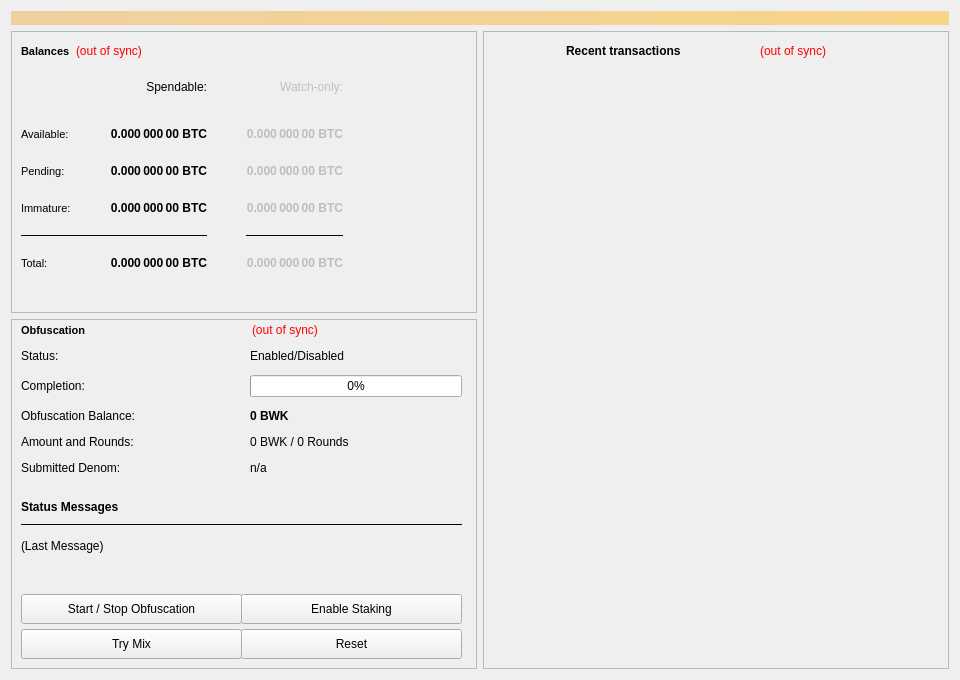
Old version of the form src/qt/forms/overviewpage.ui in the repository bulwark-crypto/Bulwark.
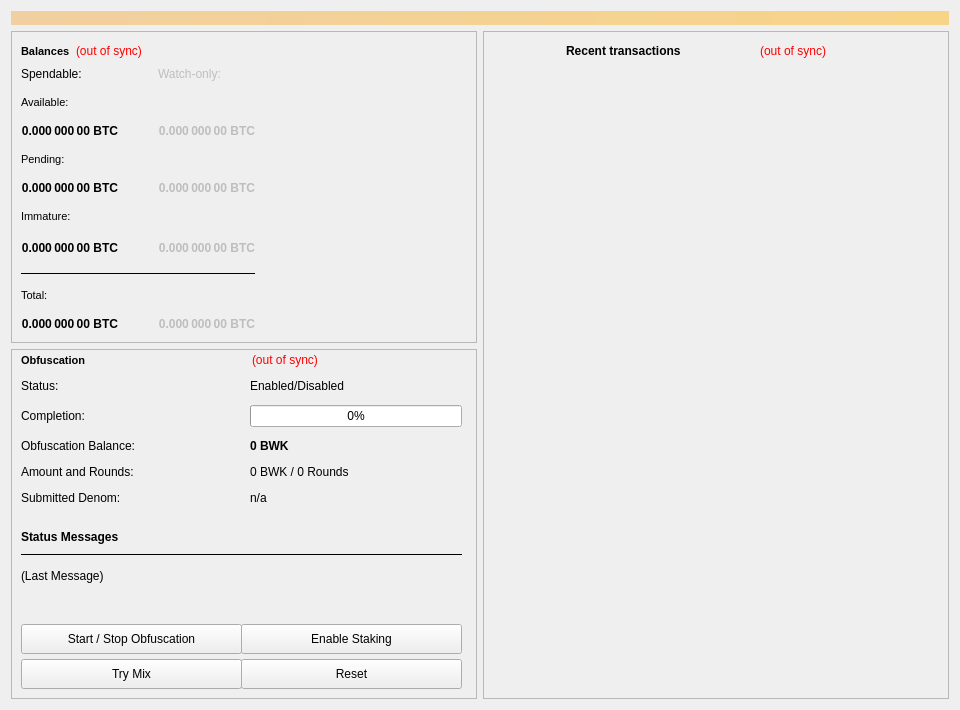
New version of the form.

Commit message: Updates overview balances

Diff of the .ui file:
```diff
--- a/src/qt/forms/overviewpage.ui
+++ b/src/qt/forms/overviewpage.ui
@@ -7,7 +7,7 @@
     <x>0</x>
     <y>0</y>
     <width>960</width>
-    <height>680</height>
+    <height>710</height>
    </rect>
   </property>
   <property name="minimumSize">
@@ -111,62 +111,94 @@
              <number>0</number>
             </property>
             <property name="horizontalSpacing">
-             <number>39</number>
+             <number>40</number>
             </property>
             <property name="verticalSpacing">
-             <number>20</number>
+             <number>15</number>
             </property>
-            <item row="6" column="1">
-             <widget class="QLabel" name="labelTotal">
-              <property name="font">
-               <font>
-                <weight>75</weight>
-                <bold>true</bold>
-               </font>
+            <item row="8" column="0" colspan="2">
+             <widget class="Line" name="lineSpendableBalance">
+              <property name="enabled">
+               <bool>true</bool>
               </property>
-              <property name="cursor">
-               <cursorShape>IBeamCursor</cursorShape>
+              <property name="sizePolicy">
+               <sizepolicy hsizetype="Preferred" vsizetype="Fixed">
+                <horstretch>0</horstretch>
+                <verstretch>0</verstretch>
+               </sizepolicy>
               </property>
-              <property name="toolTip">
-               <string>Your current total balance</string>
+              <property name="maximumSize">
+               <size>
+                <width>16777215</width>
+                <height>1</height>
+               </size>
               </property>
-              <property name="text">
-               <string notr="true">0.000 000 00 BTC</string>
+              <property name="frameShadow">
+               <enum>QFrame::Plain</enum>
               </property>
-              <property name="alignment">
-               <set>Qt::AlignLeading|Qt::AlignLeft|Qt::AlignRight|Qt::AlignTrailing|Qt::AlignVCenter</set>
+              <property name="orientation">
+               <enum>Qt::Horizontal</enum>
               </property>
-              <property name="textInteractionFlags">
-               <set>Qt::LinksAccessibleByMouse|Qt::TextSelectableByKeyboard|Qt::TextSelectableByMouse</set>
+             </widget>
+            </item>
+            <item row="8" column="2">
+             <widget class="Line" name="lineWatchOnlyBalance">
+              <property name="sizePolicy">
+               <sizepolicy hsizetype="Preferred" vsizetype="Fixed">
+                <horstretch>0</horstretch>
+                <verstretch>0</verstretch>
+               </sizepolicy>
+              </property>
+              <property name="maximumSize">
+               <size>
+                <width>16777215</width>
+                <height>1</height>
+               </size>
+              </property>
+              <property name="frameShadow">
+               <enum>QFrame::Plain</enum>
+              </property>
+              <property name="orientation">
+               <enum>Qt::Horizontal</enum>
               </property>
              </widget>
             </item>
             <item row="0" column="0">
-             <spacer name="verticalSpacer">
-              <property name="orientation">
-               <enum>Qt::Vertical</enum>
+             <widget class="QLabel" name="labelSpendable">
+              <property name="text">
+               <string>Spendable:</string>
               </property>
-              <property name="sizeHint" stdset="0">
-               <size>
-                <width>20</width>
-                <height>40</height>
-               </size>
+              <property name="alignment">
+               <set>Qt::AlignLeading|Qt::AlignLeft|Qt::AlignVCenter</set>
               </property>
-             </spacer>
+             </widget>
             </item>
-            <item row="6" column="0">
-             <widget class="QLabel" name="labelTotalText">
+            <item row="3" column="0">
+             <widget class="QLabel" name="labelPendingText">
               <property name="font">
                <font>
                 <pointsize>8</pointsize>
+                <kerning>true</kerning>
                </font>
               </property>
               <property name="text">
-               <string>Total:</string>
+               <string>Pending:</string>
               </property>
              </widget>
             </item>
-            <item row="2" column="3">
+            <item row="5" column="0">
+             <widget class="QLabel" name="labelImmatureText">
+              <property name="font">
+               <font>
+                <pointsize>8</pointsize>
+               </font>
+              </property>
+              <property name="text">
+               <string>Immature:</string>
+              </property>
+             </widget>
+            </item>
+            <item row="6" column="3">
              <spacer name="horizontalSpacer_2">
               <property name="orientation">
                <enum>Qt::Horizontal</enum>
@@ -193,8 +225,8 @@
               </property>
              </widget>
             </item>
-            <item row="3" column="1">
-             <widget class="QLabel" name="labelImmature">
+            <item row="10" column="0">
+             <widget class="QLabel" name="labelTotal">
               <property name="font">
                <font>
                 <weight>75</weight>
@@ -205,7 +237,97 @@
                <cursorShape>IBeamCursor</cursorShape>
               </property>
               <property name="toolTip">
-               <string>Staked or masternode rewards that has not yet matured</string>
+               <string>Your current total balance</string>
+              </property>
+              <property name="text">
+               <string notr="true">0.000 000 00 BTC</string>
+              </property>
+              <property name="alignment">
+               <set>Qt::AlignLeading|Qt::AlignLeft|Qt::AlignRight|Qt::AlignTrailing|Qt::AlignVCenter</set>
+              </property>
+              <property name="textInteractionFlags">
+               <set>Qt::LinksAccessibleByMouse|Qt::TextSelectableByKeyboard|Qt::TextSelectableByMouse</set>
+              </property>
+             </widget>
+            </item>
+            <item row="9" column="0">
+             <widget class="QLabel" name="labelTotalText">
+              <property name="font">
+               <font>
+                <pointsize>8</pointsize>
+               </font>
+              </property>
+              <property name="text">
+               <string>Total:</string>
+              </property>
+             </widget>
+            </item>
+            <item row="2" column="0">
+             <widget class="QLabel" name="labelBalance">
+              <property name="font">
+               <font>
+                <weight>75</weight>
+                <bold>true</bold>
+               </font>
+              </property>
+              <property name="cursor">
+               <cursorShape>IBeamCursor</cursorShape>
+              </property>
+              <property name="toolTip">
+               <string>Your current spendable balance</string>
+              </property>
+              <property name="text">
+               <string notr="true">0.000 000 00 BTC</string>
+              </property>
+              <property name="alignment">
+               <set>Qt::AlignLeading|Qt::AlignLeft|Qt::AlignRight|Qt::AlignTrailing|Qt::AlignVCenter</set>
+              </property>
+              <property name="textInteractionFlags">
+               <set>Qt::LinksAccessibleByMouse|Qt::TextSelectableByKeyboard|Qt::TextSelectableByMouse</set>
+              </property>
+             </widget>
+            </item>
+            <item row="4" column="0">
+             <widget class="QLabel" name="labelUnconfirmed">
+              <property name="font">
+               <font>
+                <weight>75</weight>
+                <bold>true</bold>
+               </font>
+              </property>
+              <property name="cursor">
+               <cursorShape>IBeamCursor</cursorShape>
+              </property>
+              <property name="toolTip">
+               <string>Total of transactions that have yet to be confirmed, and do not yet count toward the spendable balance</string>
+              </property>
+              <property name="text">
+               <string notr="true">0.000 000 00 BTC</string>
+              </property>
+              <property name="alignment">
+               <set>Qt::AlignLeading|Qt::AlignLeft|Qt::AlignRight|Qt::AlignTrailing|Qt::AlignVCenter</set>
+              </property>
+              <property name="textInteractionFlags">
+               <set>Qt::LinksAccessibleByMouse|Qt::TextSelectableByKeyboard|Qt::TextSelectableByMouse</set>
+              </property>
+             </widget>
+            </item>
+            <item row="4" column="1">
+             <widget class="QLabel" name="labelWatchPending">
+              <property name="enabled">
+               <bool>false</bool>
+              </property>
+              <property name="font">
+               <font>
+                <weight>75</weight>
+                <bold>true</bold>
+               </font>
+              </property>
+              <property name="cursor">
+               <cursorShape>IBeamCursor</cursorShape>
+              </property>
+              <property name="toolTip">
+               <string>Unconfirmed transactions to watch-only addresses</string>
               </property>
               <property name="text">
                <string notr="true">0.000 000 00 BTC</string>
@@ -219,16 +341,6 @@
              </widget>
             </item>
             <item row="0" column="1">
-             <widget class="QLabel" name="labelSpendable">
-              <property name="text">
-               <string>Spendable:</string>
-              </property>
-              <property name="alignment">
-               <set>Qt::AlignLeading|Qt::AlignLeft|Qt::AlignRight|Qt::AlignTrailing|Qt::AlignVCenter</set>
-              </property>
-             </widget>
-            </item>
-            <item row="0" column="2">
              <widget class="QLabel" name="labelWatchonly">
               <property name="enabled">
                <bool>false</bool>
@@ -237,36 +349,36 @@
                <string>Watch-only:</string>
               </property>
               <property name="alignment">
+               <set>Qt::AlignLeading|Qt::AlignLeft|Qt::AlignVCenter</set>
+              </property>
+             </widget>
+            </item>
+            <item row="6" column="0">
+             <widget class="QLabel" name="labelImmature">
+              <property name="font">
+               <font>
+                <weight>75</weight>
+                <bold>true</bold>
+               </font>
+              </property>
+              <property name="cursor">
+               <cursorShape>IBeamCursor</cursorShape>
+              </property>
+              <property name="toolTip">
+               <string>Staked or masternode rewards that has not yet matured</string>
+              </property>
+              <property name="text">
+               <string notr="true">0.000 000 00 BTC</string>
+              </property>
+              <property name="alignment">
                <set>Qt::AlignLeading|Qt::AlignLeft|Qt::AlignRight|Qt::AlignTrailing|Qt::AlignVCenter</set>
               </property>
-             </widget>
-            </item>
-            <item row="3" column="0">
-             <widget class="QLabel" name="labelImmatureText">
-              <property name="font">
-               <font>
-                <pointsize>8</pointsize>
-               </font>
+              <property name="textInteractionFlags">
+               <set>Qt::LinksAccessibleByMouse|Qt::TextSelectableByKeyboard|Qt::TextSelectableByMouse</set>
               </property>
-              <property name="text">
-               <string>Immature:</string>
-              </property>
              </widget>
             </item>
-            <item row="2" column="0">
-             <widget class="QLabel" name="labelPendingText">
-              <property name="font">
-               <font>
-                <pointsize>8</pointsize>
-                <kerning>true</kerning>
-               </font>
-              </property>
-              <property name="text">
-               <string>Pending:</string>
-              </property>
-             </widget>
-            </item>
-            <item row="6" column="2">
+            <item row="10" column="1">
              <widget class="QLabel" name="labelWatchTotal">
               <property name="enabled">
                <bool>false</bool>
@@ -294,35 +406,7 @@
               </property>
              </widget>
             </item>
-            <item row="1" column="2">
-             <widget class="QLabel" name="labelWatchAvailable">
-              <property name="enabled">
-               <bool>false</bool>
-              </property>
-              <property name="font">
-               <font>
-                <weight>75</weight>
-                <bold>true</bold>
-               </font>
-              </property>
-              <property name="cursor">
-               <cursorShape>IBeamCursor</cursorShape>
-              </property>
-              <property name="toolTip">
-               <string>Your current balance in watch-only addresses</string>
-              </property>
-              <property name="text">
-               <string notr="true">0.000 000 00 BTC</string>
-              </property>
-              <property name="alignment">
-               <set>Qt::AlignLeading|Qt::AlignLeft|Qt::AlignRight|Qt::AlignTrailing|Qt::AlignVCenter</set>
-              </property>
-              <property name="textInteractionFlags">
-               <set>Qt::LinksAccessibleByMouse|Qt::TextSelectableByKeyboard|Qt::TextSelectableByMouse</set>
-              </property>
-             </widget>
-            </item>
-            <item row="3" column="2">
+            <item row="6" column="1">
              <widget class="QLabel" name="labelWatchImmature">
               <property name="enabled">
                <bool>false</bool>
@@ -350,128 +434,31 @@
               </property>
              </widget>
             </item>
-            <item row="2" column="2">
-             <widget class="QLabel" name="labelWatchPending">
-              <property name="enabled">
-               <bool>false</bool>
-              </property>
-              <property name="font">
-               <font>
-                <weight>75</weight>
-                <bold>true</bold>
-               </font>
-              </property>
-              <property name="cursor">
-               <cursorShape>IBeamCursor</cursorShape>
-              </property>
-              <property name="toolTip">
-               <string>Unconfirmed transactions to watch-only addresses</string>
-              </property>
-              <property name="text">
-               <string notr="true">0.000 000 00 BTC</string>
-              </property>
-              <property name="alignment">
-               <set>Qt::AlignLeading|Qt::AlignLeft|Qt::AlignRight|Qt::AlignTrailing|Qt::AlignVCenter</set>
-              </property>
-              <property name="textInteractionFlags">
-               <set>Qt::LinksAccessibleByMouse|Qt::TextSelectableByKeyboard|Qt::TextSelectableByMouse</set>
-              </property>
-             </widget>
-            </item>
             <item row="2" column="1">
-             <widget class="QLabel" name="labelUnconfirmed">
-              <property name="font">
-               <font>
-                <weight>75</weight>
-                <bold>true</bold>
-               </font>
-              </property>
-              <property name="cursor">
-               <cursorShape>IBeamCursor</cursorShape>
-              </property>
-              <property name="toolTip">
-               <string>Total of transactions that have yet to be confirmed, and do not yet count toward the spendable balance</string>
-              </property>
-              <property name="text">
-               <string notr="true">0.000 000 00 BTC</string>
-              </property>
-              <property name="alignment">
-               <set>Qt::AlignLeading|Qt::AlignLeft|Qt::AlignRight|Qt::AlignTrailing|Qt::AlignVCenter</set>
-              </property>
-              <property name="textInteractionFlags">
-               <set>Qt::LinksAccessibleByMouse|Qt::TextSelectableByKeyboard|Qt::TextSelectableByMouse</set>
-              </property>
-             </widget>
-            </item>
-            <item row="1" column="1">
-             <widget class="QLabel" name="labelBalance">
-              <property name="font">
-               <font>
-                <weight>75</weight>
-                <bold>true</bold>
-               </font>
-              </property>
-              <property name="cursor">
-               <cursorShape>IBeamCursor</cursorShape>
-              </property>
-              <property name="toolTip">
-               <string>Your current spendable balance</string>
-              </property>
-              <property name="text">
-               <string notr="true">0.000 000 00 BTC</string>
-              </property>
-              <property name="alignment">
-               <set>Qt::AlignLeading|Qt::AlignLeft|Qt::AlignRight|Qt::AlignTrailing|Qt::AlignVCenter</set>
-              </property>
-              <property name="textInteractionFlags">
-               <set>Qt::LinksAccessibleByMouse|Qt::TextSelectableByKeyboard|Qt::TextSelectableByMouse</set>
-              </property>
-             </widget>
-            </item>
-            <item row="5" column="2">
-             <widget class="Line" name="lineWatchOnlyBalance">
-              <property name="sizePolicy">
-               <sizepolicy hsizetype="Preferred" vsizetype="Fixed">
-                <horstretch>0</horstretch>
-                <verstretch>0</verstretch>
-               </sizepolicy>
-              </property>
-              <property name="maximumSize">
-               <size>
-                <width>16777215</width>
-                <height>1</height>
-               </size>
-              </property>
-              <property name="frameShadow">
-               <enum>QFrame::Plain</enum>
-              </property>
-              <property name="orientation">
-               <enum>Qt::Horizontal</enum>
-              </property>
-             </widget>
-            </item>
-            <item row="5" column="0" colspan="2">
-             <widget class="Line" name="lineSpendableBalance">
+             <widget class="QLabel" name="labelWatchAvailable">
               <property name="enabled">
-               <bool>true</bool>
+               <bool>false</bool>
               </property>
-              <property name="sizePolicy">
-               <sizepolicy hsizetype="Preferred" vsizetype="Fixed">
-                <horstretch>0</horstretch>
-                <verstretch>0</verstretch>
-               </sizepolicy>
+              <property name="font">
+               <font>
+                <weight>75</weight>
+                <bold>true</bold>
+               </font>
               </property>
-              <property name="maximumSize">
-               <size>
-                <width>16777215</width>
-                <height>1</height>
-               </size>
+              <property name="cursor">
+               <cursorShape>IBeamCursor</cursorShape>
               </property>
-              <property name="frameShadow">
-               <enum>QFrame::Plain</enum>
+              <property name="toolTip">
+               <string>Your current balance in watch-only addresses</string>
               </property>
-              <property name="orientation">
-               <enum>Qt::Horizontal</enum>
+              <property name="text">
+               <string notr="true">0.000 000 00 BTC</string>
+              </property>
+              <property name="alignment">
+               <set>Qt::AlignLeading|Qt::AlignLeft|Qt::AlignRight|Qt::AlignTrailing|Qt::AlignVCenter</set>
+              </property>
+              <property name="textInteractionFlags">
+               <set>Qt::LinksAccessibleByMouse|Qt::TextSelectableByKeyboard|Qt::TextSelectableByMouse</set>
               </property>
              </widget>
             </item>
@@ -1435,6 +1422,9 @@
             <property name="horizontalScrollBarPolicy">
              <enum>Qt::ScrollBarAlwaysOff</enum>
             </property>
+            <property name="alternatingRowColors">
+             <bool>false</bool>
+            </property>
             <property name="selectionMode">
              <enum>QAbstractItemView::NoSelection</enum>
             </property>
```
The commit also changes 2 other files.
